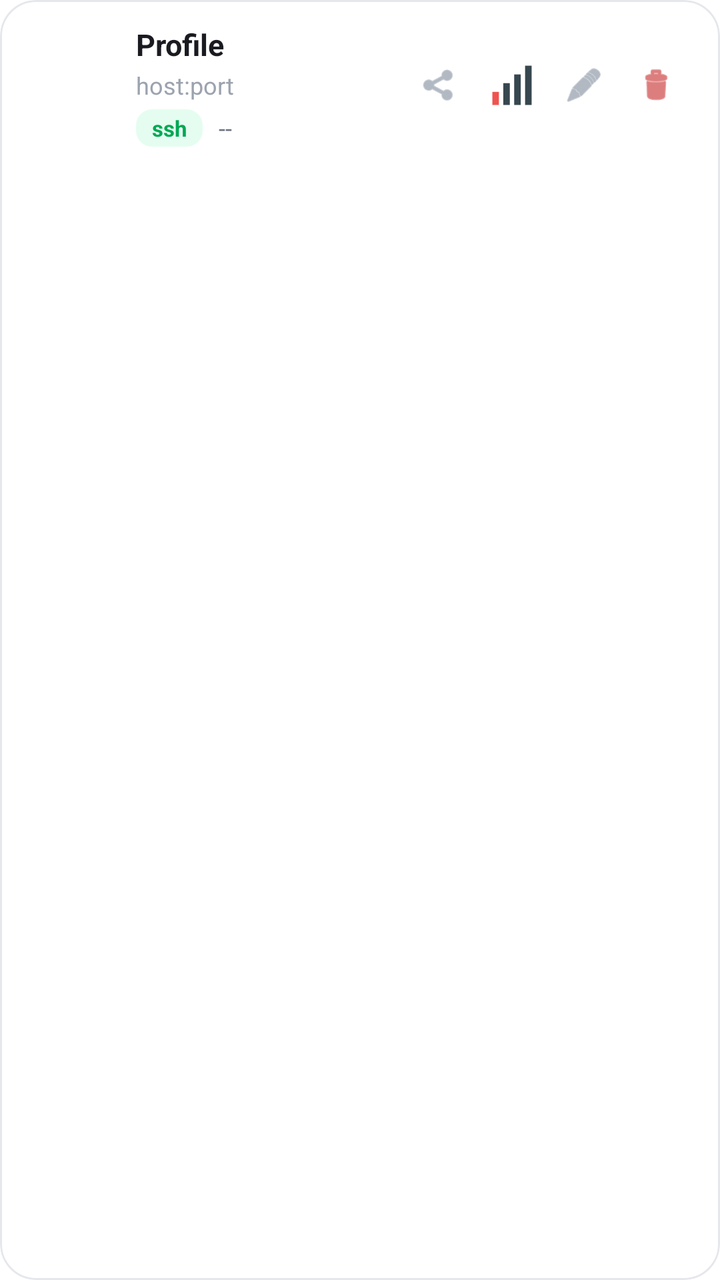
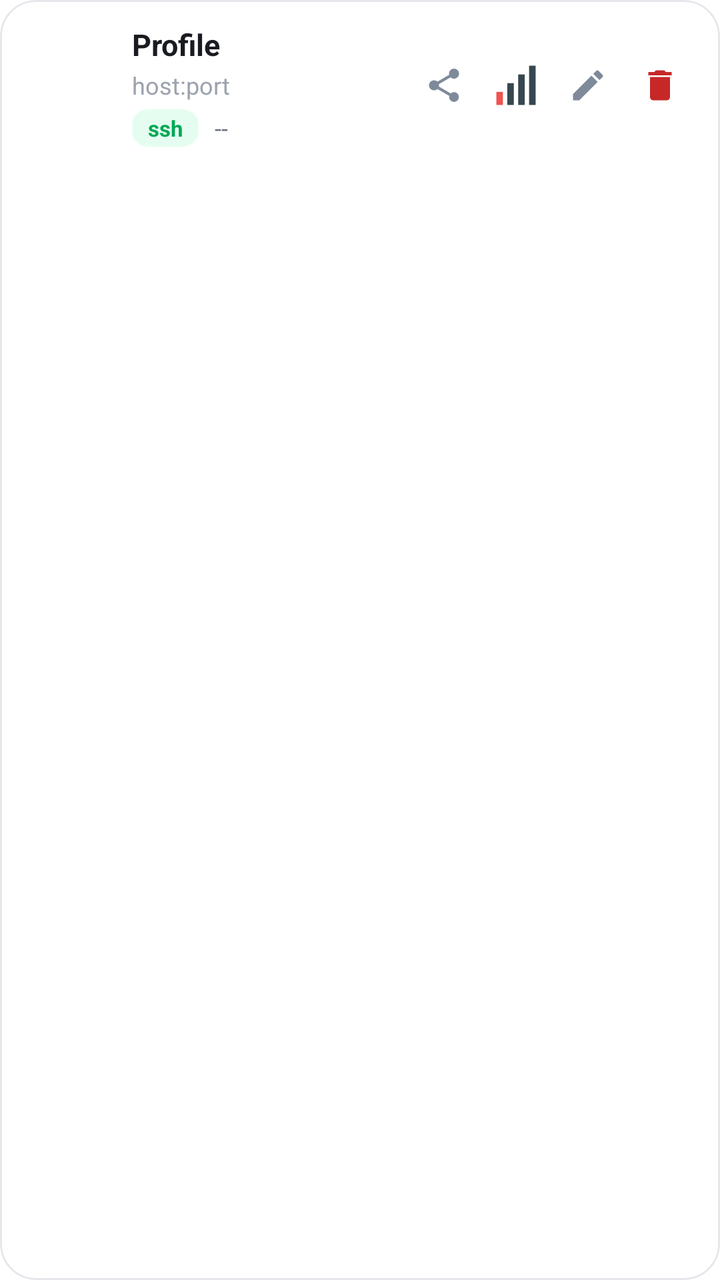

Screens rendered from an Android XML layout before and after an edit, with the pre-edit source and the edit as a unified diff.
<!-- AndroidManifest.xml: application theme Theme.MyApp -->
<!-- res/layout/item_profile.xml -->
<?xml version="1.0" encoding="utf-8"?>
<com.google.android.material.card.MaterialCardView
    xmlns:android="http://schemas.android.com/apk/res/android"
    xmlns:app="http://schemas.android.com/apk/res-auto"
    android:layout_width="match_parent"
    android:layout_height="wrap_content"
    android:layout_marginHorizontal="4dp"
    android:layout_marginVertical="5dp"
    android:clickable="true"
    android:focusable="true"
    android:foreground="?attr/selectableItemBackground"
    app:cardBackgroundColor="@color/card_background"
    app:cardCornerRadius="18dp"
    app:cardElevation="0dp"
    app:strokeColor="@color/divider"
    app:strokeWidth="1dp">

    <LinearLayout
        android:layout_width="match_parent"
        android:layout_height="wrap_content"
        android:gravity="center_vertical"
        android:orientation="horizontal"
        android:paddingHorizontal="14dp"
        android:paddingVertical="12dp">

        
        <FrameLayout
            android:layout_width="42dp"
            android:layout_height="30dp"
            android:layout_marginEnd="12dp"
            android:background="@drawable/bg_flag_frame"
            android:padding="2.5dp">

            <ImageView
                android:id="@+id/imgFlag"
                android:layout_width="match_parent"
                android:layout_height="match_parent"
                android:scaleType="centerCrop"
                android:contentDescription="flag" />
        </FrameLayout>

        
        <LinearLayout
            android:layout_width="0dp"
            android:layout_height="wrap_content"
            android:layout_weight="1"
            android:orientation="vertical">

            <TextView
                android:id="@+id/txtName"
                android:layout_width="match_parent"
                android:layout_height="wrap_content"
                android:ellipsize="end"
                android:maxLines="1"
                android:text="Profile"
                android:textColor="@color/text_primary"
                android:textSize="15sp"
                android:textStyle="bold" />

            <TextView
                android:id="@+id/txtHost"
                android:layout_width="match_parent"
                android:layout_height="wrap_content"
                android:layout_marginTop="2dp"
                android:ellipsize="end"
                android:maxLines="1"
                android:text="host:port"
                android:textColor="@color/text_muted"
                android:textSize="12sp" />

            <LinearLayout
                android:layout_width="wrap_content"
                android:layout_height="wrap_content"
                android:layout_marginTop="4dp"
                android:gravity="center_vertical"
                android:orientation="horizontal">

                <TextView
                    android:id="@+id/txtProtocol"
                    android:layout_width="wrap_content"
                    android:layout_height="wrap_content"
                    android:background="@drawable/bg_proto_chip"
                    android:paddingHorizontal="8dp"
                    android:paddingVertical="2dp"
                    android:text="ssh"
                    android:textColor="@color/accent_green"
                    android:textSize="11sp"
                    android:textStyle="bold" />

                <TextView
                    android:id="@+id/txtPing"
                    android:layout_width="wrap_content"
                    android:layout_height="wrap_content"
                    android:layout_marginStart="8dp"
                    android:text="--"
                    android:textColor="@color/text_secondary"
                    android:textSize="12sp" />
            </LinearLayout>
        </LinearLayout>

        
        <LinearLayout
            android:layout_width="wrap_content"
            android:layout_height="wrap_content"
            android:layout_marginStart="4dp"
            android:gravity="center_vertical"
            android:orientation="horizontal">

            <ImageButton
                android:id="@+id/btnQr"
                android:layout_width="36dp"
                android:layout_height="36dp"
                android:background="?attr/selectableItemBackgroundBorderless"
                android:contentDescription="แชร์"
                android:padding="8dp"
                android:scaleType="fitCenter"
                android:src="@android:drawable/ic_menu_share"
                app:tint="#7E8A9A" />

            <ImageButton
                android:id="@+id/btnSignal"
                android:layout_width="36dp"
                android:layout_height="36dp"
                android:background="?attr/selectableItemBackgroundBorderless"
                android:contentDescription="สัญญาณ"
                android:padding="6dp"
                android:scaleType="fitCenter"
                android:src="@drawable/ic_signal_0" />

            <ImageButton
                android:id="@+id/btnEdit"
                android:layout_width="36dp"
                android:layout_height="36dp"
                android:background="?attr/selectableItemBackgroundBorderless"
                android:contentDescription="แก้ไข"
                android:padding="8dp"
                android:scaleType="fitCenter"
                android:src="@android:drawable/ic_menu_edit"
                app:tint="#7E8A9A" />

            <ImageButton
                android:id="@+id/btnDelete"
                android:layout_width="36dp"
                android:layout_height="36dp"
                android:background="?attr/selectableItemBackgroundBorderless"
                android:contentDescription="ลบ"
                android:padding="8dp"
                android:scaleType="fitCenter"
                android:src="@android:drawable/ic_menu_delete"
                app:tint="#C62828" />
        </LinearLayout>
    </LinearLayout>
</com.google.android.material.card.MaterialCardView>
<!-- resources referenced by this layout -->
<resources>
  <color name="accent_green">#00A854</color>
  <color name="card_background">#FFFFFF</color>
  <color name="divider">#E5E7EB</color>
  <color name="text_muted">#9CA3AF</color>
  <color name="text_primary">#1A1B21</color>
  <color name="text_secondary">#6B7280</color>
  <!-- drawable bg_flag_frame (drawable) -->
  <?xml version="1.0" encoding="utf-8"?>
  <shape xmlns:android="http://schemas.android.com/apk/res/android"
      android:shape="rectangle">
      <solid android:color="#1AFFFFFF" />
      <stroke
          android:width="1.5dp"
          android:color="#33FFFFFF" />
      <corners android:radius="6dp" />
  </shape>
  <!-- drawable bg_proto_chip (drawable) -->
  <?xml version="1.0" encoding="utf-8"?>
  <shape xmlns:android="http://schemas.android.com/apk/res/android"
      android:shape="rectangle">
      <solid android:color="#1A00E676" />
      <corners android:radius="8dp" />
  </shape>
  <color name="md_theme_primary_container">#E0E0FF</color>
  <color name="md_theme_on_primary_container">#12134A</color>
  <color name="md_theme_secondary">#5A5D72</color>
  <color name="md_theme_on_secondary">#FFFFFF</color>
  <color name="md_theme_secondary_container">#DFE1F9</color>
  <color name="md_theme_on_secondary_container">#171B2C</color>
  <color name="md_theme_tertiary">#006B5F</color>
  <color name="md_theme_on_tertiary">#FFFFFF</color>
  <color name="md_theme_error">#BA1A1A</color>
  <color name="md_theme_on_error">#FFFFFF</color>
  <color name="window_background">#FFFFFF</color>
  <color name="md_theme_surface_variant">#E3E1EC</color>
  <color name="status_bar">#FFFFFF</color>
  <color name="bottom_nav_background">#FFFFFF</color>
  <!-- unchanged entries left out for length: 2 -->
</resources>

<!-- the commit's change to res/layout/item_profile.xml (unified diff, before → after) -->
@@ -20,134 +20,147 @@
         android:layout_height="wrap_content"
         android:gravity="center_vertical"
         android:orientation="horizontal"
-        android:paddingHorizontal="14dp"
-        android:paddingVertical="12dp">
+        android:minHeight="72dp">
 
         
-        <FrameLayout
-            android:layout_width="42dp"
-            android:layout_height="30dp"
-            android:layout_marginEnd="12dp"
-            android:background="@drawable/bg_flag_frame"
-            android:padding="2.5dp">
+        <View
+            android:id="@+id/viewSelectedBar"
+            android:layout_width="4dp"
+            android:layout_height="match_parent"
+            android:background="@drawable/bg_selected_bar"
+            android:visibility="gone" />
 
-            <ImageView
-                android:id="@+id/imgFlag"
-                android:layout_width="match_parent"
-                android:layout_height="match_parent"
-                android:scaleType="centerCrop"
-                android:contentDescription="flag" />
-        </FrameLayout>
-
-        
         <LinearLayout
             android:layout_width="0dp"
             android:layout_height="wrap_content"
             android:layout_weight="1"
-            android:orientation="vertical">
+            android:gravity="center_vertical"
+            android:orientation="horizontal"
+            android:paddingHorizontal="12dp"
+            android:paddingVertical="12dp">
 
-            <TextView
-                android:id="@+id/txtName"
-                android:layout_width="match_parent"
+            <FrameLayout
+                android:layout_width="42dp"
+                android:layout_height="30dp"
+                android:layout_marginEnd="12dp"
+                android:background="@drawable/bg_flag_frame"
+                android:padding="2.5dp">
+
+                <ImageView
+                    android:id="@+id/imgFlag"
+                    android:layout_width="match_parent"
+                    android:layout_height="match_parent"
+                    android:scaleType="centerCrop"
+                    android:contentDescription="flag" />
+            </FrameLayout>
+
+            <LinearLayout
+                android:layout_width="0dp"
                 android:layout_height="wrap_content"
-                android:ellipsize="end"
-                android:maxLines="1"
-                android:text="Profile"
-                android:textColor="@color/text_primary"
-                android:textSize="15sp"
-                android:textStyle="bold" />
+                android:layout_weight="1"
+                android:orientation="vertical">
 
-            <TextView
-                android:id="@+id/txtHost"
-                android:layout_width="match_parent"
-                android:layout_height="wrap_content"
-                android:layout_marginTop="2dp"
-                android:ellipsize="end"
-                android:maxLines="1"
-                android:text="host:port"
-                android:textColor="@color/text_muted"
-                android:textSize="12sp" />
+                <TextView
+                    android:id="@+id/txtName"
+                    android:layout_width="match_parent"
+                    android:layout_height="wrap_content"
+                    android:ellipsize="end"
+                    android:maxLines="1"
+                    android:text="Profile"
+                    android:textColor="@color/text_primary"
+                    android:textSize="15sp"
+                    android:textStyle="bold" />
+
+                <TextView
+                    android:id="@+id/txtHost"
+                    android:layout_width="match_parent"
+                    android:layout_height="wrap_content"
+                    android:layout_marginTop="2dp"
+                    android:ellipsize="end"
+                    android:maxLines="1"
+                    android:text="host:port"
+                    android:textColor="@color/text_muted"
+                    android:textSize="12sp" />
+
+                <LinearLayout
+                    android:layout_width="wrap_content"
+                    android:layout_height="wrap_content"
+                    android:layout_marginTop="4dp"
+                    android:gravity="center_vertical"
+                    android:orientation="horizontal">
+
+                    <TextView
+                        android:id="@+id/txtProtocol"
+                        android:layout_width="wrap_content"
+                        android:layout_height="wrap_content"
+                        android:background="@drawable/bg_proto_chip"
+                        android:paddingHorizontal="8dp"
+                        android:paddingVertical="2dp"
+                        android:text="ssh"
+                        android:textColor="@color/accent_green"
+                        android:textSize="11sp"
+                        android:textStyle="bold" />
+
+                    <TextView
+                        android:id="@+id/txtPing"
+                        android:layout_width="wrap_content"
+                        android:layout_height="wrap_content"
+                        android:layout_marginStart="8dp"
+                        android:text="--"
+                        android:textColor="@color/text_secondary"
+                        android:textSize="12sp" />
+                </LinearLayout>
+            </LinearLayout>
 
             <LinearLayout
                 android:layout_width="wrap_content"
                 android:layout_height="wrap_content"
-                android:layout_marginTop="4dp"
                 android:gravity="center_vertical"
                 android:orientation="horizontal">
 
-                <TextView
-                    android:id="@+id/txtProtocol"
-                    android:layout_width="wrap_content"
-                    android:layout_height="wrap_content"
-                    android:background="@drawable/bg_proto_chip"
-                    android:paddingHorizontal="8dp"
-                    android:paddingVertical="2dp"
-                    android:text="ssh"
-                    android:textColor="@color/accent_green"
-                    android:textSize="11sp"
-                    android:textStyle="bold" />
+                <ImageButton
+                    android:id="@+id/btnQr"
+                    android:layout_width="36dp"
+                    android:layout_height="36dp"
+                    android:background="?attr/selectableItemBackgroundBorderless"
+                    android:contentDescription="แชร์"
+                    android:padding="8dp"
+                    android:scaleType="fitCenter"
+                    android:src="@drawable/ic_action_share"
+                    app:tint="#7E8A9A" />
 
-                <TextView
-                    android:id="@+id/txtPing"
-                    android:layout_width="wrap_content"
-                    android:layout_height="wrap_content"
-                    android:layout_marginStart="8dp"
-                    android:text="--"
-                    android:textColor="@color/text_secondary"
-                    android:textSize="12sp" />
+                <ImageButton
+                    android:id="@+id/btnSignal"
+                    android:layout_width="36dp"
+                    android:layout_height="36dp"
+                    android:background="?attr/selectableItemBackgroundBorderless"
+                    android:contentDescription="สัญญาณ"
+                    android:padding="6dp"
+                    android:scaleType="fitCenter"
+                    android:src="@drawable/ic_signal_0" />
+
+                <ImageButton
+                    android:id="@+id/btnEdit"
+                    android:layout_width="36dp"
+                    android:layout_height="36dp"
+                    android:background="?attr/selectableItemBackgroundBorderless"
+                    android:contentDescription="แก้ไข"
+                    android:padding="8dp"
+                    android:scaleType="fitCenter"
+                    android:src="@drawable/ic_action_edit"
+                    app:tint="#7E8A9A" />
+
+                <ImageButton
+                    android:id="@+id/btnDelete"
+                    android:layout_width="36dp"
+                    android:layout_height="36dp"
+                    android:background="?attr/selectableItemBackgroundBorderless"
+                    android:contentDescription="ลบ"
+                    android:padding="8dp"
+                    android:scaleType="fitCenter"
+                    android:src="@drawable/ic_action_delete"
+                    app:tint="#C62828" />
             </LinearLayout>
-        </LinearLayout>
-
-        
-        <LinearLayout
-            android:layout_width="wrap_content"
-            android:layout_height="wrap_content"
-            android:layout_marginStart="4dp"
-            android:gravity="center_vertical"
-            android:orientation="horizontal">
-
-            <ImageButton
-                android:id="@+id/btnQr"
-                android:layout_width="36dp"
-                android:layout_height="36dp"
-                android:background="?attr/selectableItemBackgroundBorderless"
-                android:contentDescription="แชร์"
-                android:padding="8dp"
-                android:scaleType="fitCenter"
-                android:src="@android:drawable/ic_menu_share"
-                app:tint="#7E8A9A" />
-
-            <ImageButton
-                android:id="@+id/btnSignal"
-                android:layout_width="36dp"
-                android:layout_height="36dp"
-                android:background="?attr/selectableItemBackgroundBorderless"
-                android:contentDescription="สัญญาณ"
-                android:padding="6dp"
-                android:scaleType="fitCenter"
-                android:src="@drawable/ic_signal_0" />
-
-            <ImageButton
-                android:id="@+id/btnEdit"
-                android:layout_width="36dp"
-                android:layout_height="36dp"
-                android:background="?attr/selectableItemBackgroundBorderless"
-                android:contentDescription="แก้ไข"
-                android:padding="8dp"
-                android:scaleType="fitCenter"
-                android:src="@android:drawable/ic_menu_edit"
-                app:tint="#7E8A9A" />
-
-            <ImageButton
-                android:id="@+id/btnDelete"
-                android:layout_width="36dp"
-                android:layout_height="36dp"
-                android:background="?attr/selectableItemBackgroundBorderless"
-                android:contentDescription="ลบ"
-                android:padding="8dp"
-                android:scaleType="fitCenter"
-                android:src="@android:drawable/ic_menu_delete"
-                app:tint="#C62828" />
         </LinearLayout>
     </LinearLayout>
 </com.google.android.material.card.MaterialCardView>
<!-- resource entries referenced after the edit -->
@@ -23,6 +23,48 @@
       <solid android:color="#1A00E676" />
       <corners android:radius="8dp" />
   </shape>
+  <!-- drawable bg_selected_bar (drawable) -->
+  <?xml version="1.0" encoding="utf-8"?>
+  <shape xmlns:android="http://schemas.android.com/apk/res/android"
+      android:shape="rectangle">
+      <solid android:color="@color/accent_green" />
+      <corners
+          android:topLeftRadius="18dp"
+          android:bottomLeftRadius="18dp" />
+  </shape>
+  <!-- drawable ic_action_delete (drawable) -->
+  <?xml version="1.0" encoding="utf-8"?>
+  <vector xmlns:android="http://schemas.android.com/apk/res/android"
+      android:width="24dp"
+      android:height="24dp"
+      android:viewportWidth="24"
+      android:viewportHeight="24">
+      <path
+          android:fillColor="#FFFFFF"
+          android:pathData="M6,19c0,1.1 0.9,2 2,2h8c1.1,0 2,-0.9 2,-2V7H6v12zM19,4h-3.5l-1,-1h-5l-1,1H5v2h14V4z"/>
+  </vector>
+  <!-- drawable ic_action_edit (drawable) -->
+  <?xml version="1.0" encoding="utf-8"?>
+  <vector xmlns:android="http://schemas.android.com/apk/res/android"
+      android:width="24dp"
+      android:height="24dp"
+      android:viewportWidth="24"
+      android:viewportHeight="24">
+      <path
+          android:fillColor="#FFFFFF"
+          android:pathData="M3,17.25V21h3.75L17.81,9.94l-3.75,-3.75L3,17.25zM20.71,7.04c0.39,-0.39 0.39,-1.02 0,-1.41l-2.34,-2.34c-0.39,-0.39 -1.02,-0.39 -1.41,0l-1.83,1.83 3.75,3.75 1.83,-1.83z"/>
+  </vector>
+  <!-- drawable ic_action_share (drawable) -->
+  <?xml version="1.0" encoding="utf-8"?>
+  <vector xmlns:android="http://schemas.android.com/apk/res/android"
+      android:width="24dp"
+      android:height="24dp"
+      android:viewportWidth="24"
+      android:viewportHeight="24">
+      <path
+          android:fillColor="#FFFFFF"
+          android:pathData="M18,16.08c-0.76,0 -1.44,0.3 -1.96,0.77L8.91,12.7c0.05,-0.23 0.09,-0.46 0.09,-0.7s-0.04,-0.47 -0.09,-0.7l7.05,-4.11c0.54,0.5 1.25,0.81 2.04,0.81 1.66,0 3,-1.34 3,-3s-1.34,-3 -3,-3 -3,1.34 -3,3c0,0.24 0.04,0.47 0.09,0.7L8.04,9.81C7.5,9.31 6.79,9 6,9c-1.66,0 -3,1.34 -3,3s1.34,3 3,3c0.79,0 1.5,-0.31 2.04,-0.81l7.12,4.16c-0.05,0.21 -0.08,0.43 -0.08,0.65 0,1.61 1.31,2.92 2.92,2.92s2.92,-1.31 2.92,-2.92c0,-1.61 -1.31,-2.92 -2.92,-2.92z"/>
+  </vector>
   <color name="md_theme_primary_container">#E0E0FF</color>
   <color name="md_theme_on_primary_container">#12134A</color>
   <color name="md_theme_secondary">#5A5D72</color>
